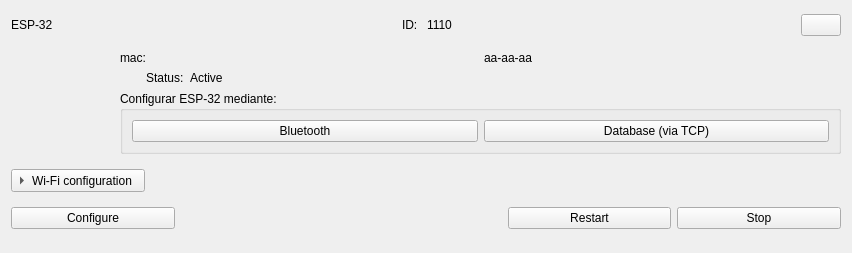
Above: Tarea2/Raspberry/extra/qt/esp_active_item.ui from valesteban/iot_g4 before the change. Below: the same form after it.
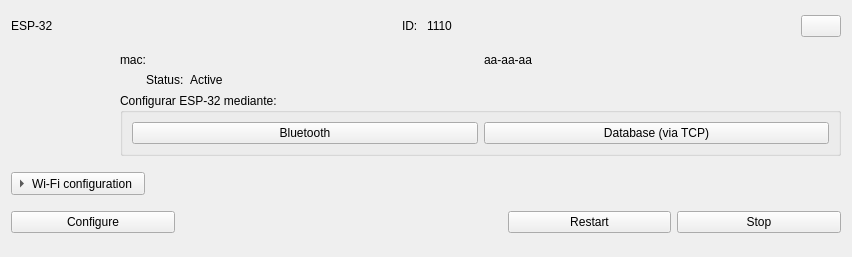
That is the form after the change. Icons and pictures are not drawn. Custom widgets are drawn as their Qt base class.

```diff
--- a/Tarea2/Raspberry/extra/qt/esp_active_item.ui
+++ b/Tarea2/Raspberry/extra/qt/esp_active_item.ui
@@ -7,7 +7,7 @@
     <x>0</x>
     <y>0</y>
     <width>852</width>
-    <height>253</height>
+    <height>257</height>
    </rect>
   </property>
   <property name="windowTitle">
```
Left out of the diff: 10 changed lines with no effect on the pictures.
